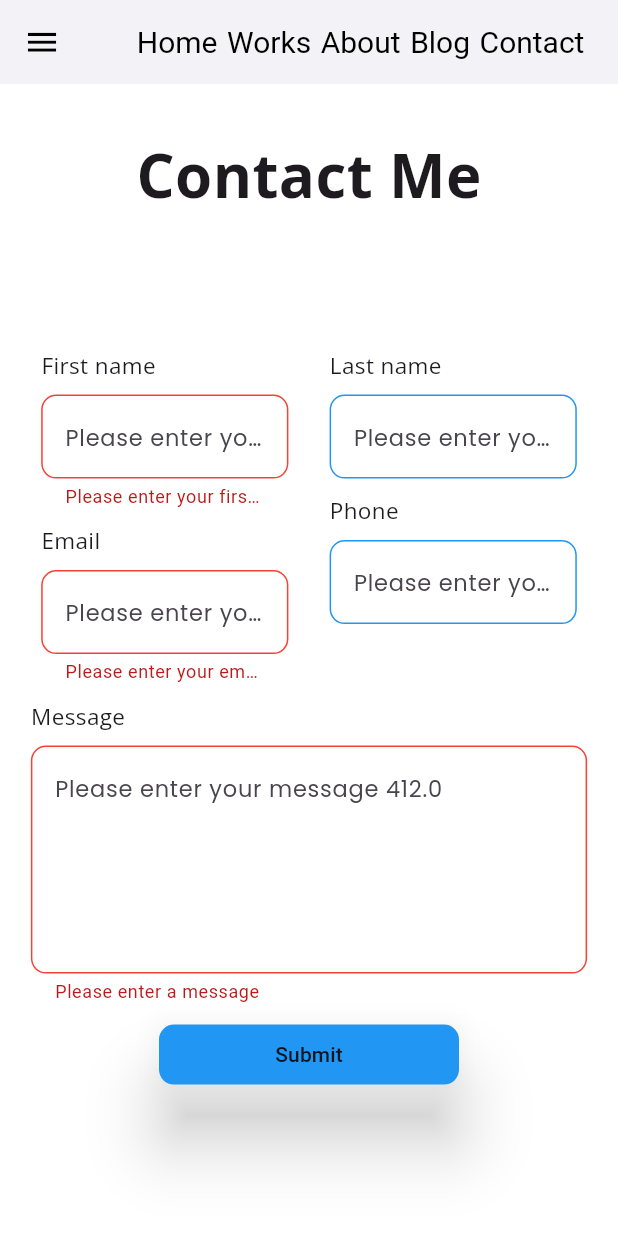
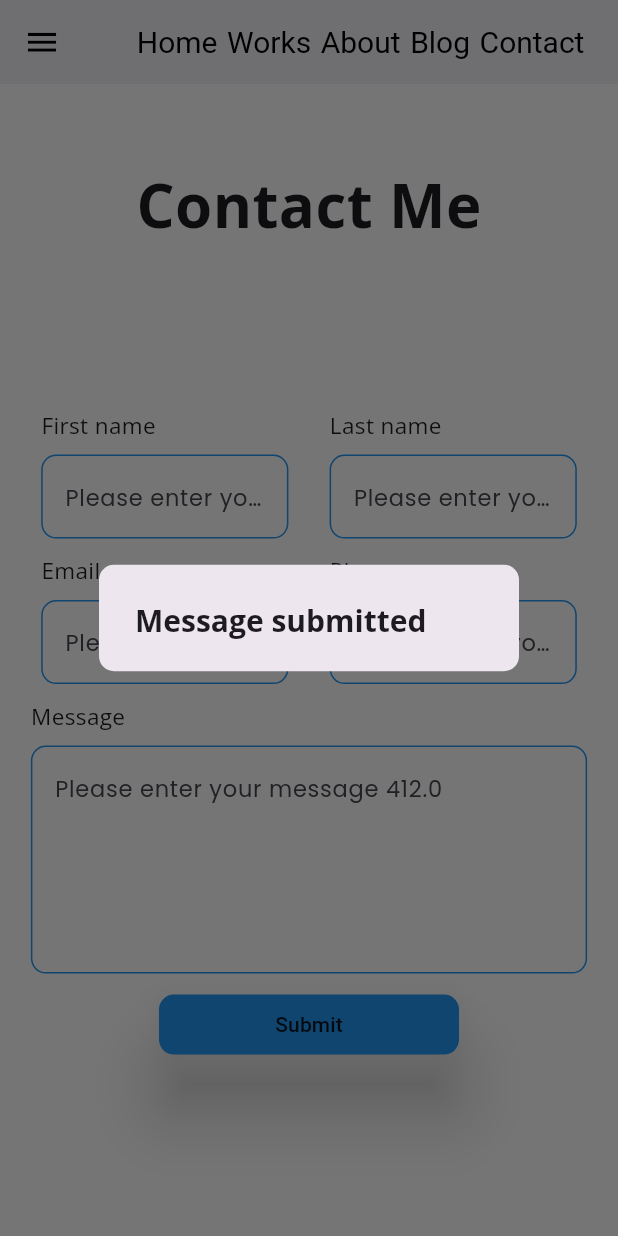
Before and after one commit to danieldfgro2000/Portfolio, a Flutter app: the LandingPageWeb screen opened directly, scrolled down 2142 dp, after a tap on "Submit", on a phone screen of 412 x 824 dp. Run offline on Flutter 3.47's test engine with Material 3 defaults, Android fonts, the phone set to English and light mode, and no system bars; our stand-ins replace flutter_svg, google_fonts, logger; missing offline and left inert: dynamic_path_url_strategy.

Commit message:
messages

```diff
--- a/lib/components.dart
+++ b/lib/components.dart
@@ -1,6 +1,7 @@
 import 'package:flutter/material.dart';
 import 'package:flutter/services.dart';
 import 'package:google_fonts/google_fonts.dart';
+import 'package:logger/logger.dart';
 
 class TabsWeb extends StatefulWidget {
   final String title;
@@ -275,21 +276,36 @@ class _AnimatedCardState extends State<AnimatedCard> with SingleTickerProviderSt
 }
 
 class AddDataFirestore {
-  CollectionReference response = FirebaseFirestore.instance.collection('messages');
+  var logger = Logger();
+// CollectionReference response = FirebaseFirestore.instance.collection('messages');
+//
+// Future<void> addResponse(
+//   String firstName,
+//   String lastName,
+//   String email,
+//   String phoneNumber,
+//   String message,
+// ) async {
+//   await response
+//       .add({
+//         'firstName': firstName,
+//         'lastName': lastName,
+//         'email': email,
+//         'phoneNumber': phoneNumber,
+//         'message': message,
+//       })
+//       .then((value) => logger.i('Success'))
+//       .catchError((error) => logger.e('Error: $error'));
+// }
+}
 
-  Future<void> addResponse(
-    String firstName,
-    String lastName,
-    String email,
-    String phoneNumber,
-    String message,
-  ) async {
-    await response.add({
-      'firstName': firstName,
-      'lastName': lastName,
-      'email': email,
-      'phoneNumber': phoneNumber,
-      'message': message,
-    });
-  }
+Future dialogError(BuildContext context, String error) {
+  return showDialog(
+      context: context,
+      builder: (context) => const AlertDialog(
+            shape: RoundedRectangleBorder(
+              borderRadius: BorderRadius.all(Radius.circular(10)),
+            ),
+            title: SansBold("Message submitted", 20),
+          ));
 }
--- a/lib/mobile/works_mobile.dart
+++ b/lib/mobile/works_mobile.dart
@@ -105,7 +105,7 @@ class _WorksMobileState extends State<WorksMobile> {
                   SansBold("Portfolio", 20),
                   SizedBox(height: 20),
                   Padding(
-                    padding: const EdgeInsets.symmetric(horizontal: 20),
+                    padding: EdgeInsets.symmetric(horizontal: 20),
                     child: Sans(
                       "Deployed on Android, iOS and Web, the portfolio was truly an achievement. I used Flutter to develop the beautiful and responsive UI and Firebase for the backend.",
                       15,
--- a/lib/web/blog_web.dart
+++ b/lib/web/blog_web.dart
@@ -107,6 +107,5 @@ class _BlogWebState extends State<BlogWeb> {
             ),
       ),
     ));
-    ;
   }
 }
--- a/lib/web/landing_page_web.dart
+++ b/lib/web/landing_page_web.dart
@@ -440,9 +440,19 @@ class _LandingPageWebState extends State<LandingPageWeb> {
                             minWidth: 200,
                             color: Colors.blue,
                             child: const Text("Submit"),
-                            onPressed: () {
+                            onPressed: () async {
                               logger.d(_firstNameController.text);
-                              _formKey.currentState!.validate();
+                              if (_formKey.currentState!.validate()) {
+                                // await AddDataFirestore().addResponse(
+                                //   _firstNameController.text,
+                                //   _lastNameController.text,
+                                //   _emailController.text,
+                                //   _phoneController.text,
+                                //   _messageController.text,
+                                // );
+                              }
+                              _formKey.currentState!.reset(); //delete the text from the form
+                              dialogError(context, "Message submitted");
                             }),
                         const SizedBox(height: 10),
                       ],
```
